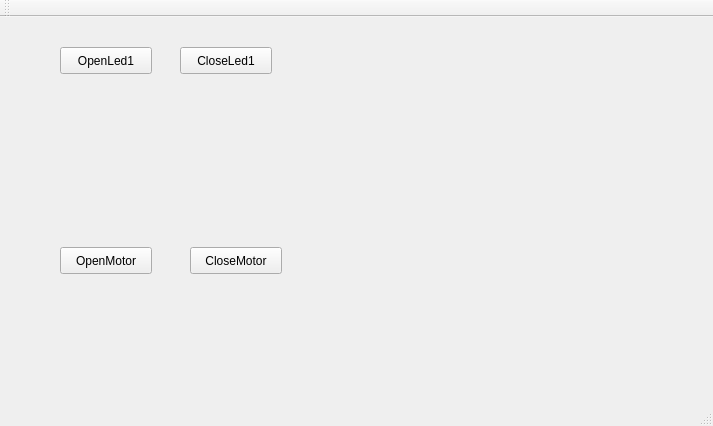
Gummary/IotVersion_1, file mainwindow.ui: the form before one commit.
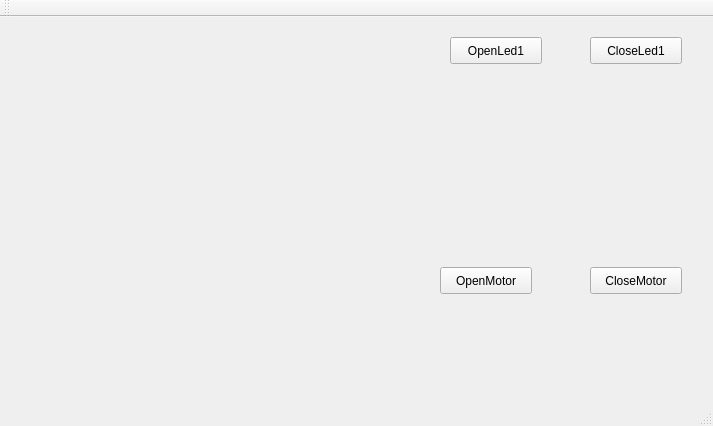
The form after the commit.

Commit message: add a simple clock

```diff
--- a/mainwindow.ui
+++ b/mainwindow.ui
@@ -17,8 +17,8 @@
    <widget class="QPushButton" name="OpenLed1">
     <property name="geometry">
      <rect>
-      <x>60</x>
-      <y>30</y>
+      <x>450</x>
+      <y>20</y>
       <width>92</width>
       <height>27</height>
      </rect>
@@ -30,8 +30,8 @@
    <widget class="QPushButton" name="OpenMotor">
     <property name="geometry">
      <rect>
-      <x>60</x>
-      <y>230</y>
+      <x>440</x>
+      <y>250</y>
       <width>92</width>
       <height>27</height>
      </rect>
@@ -43,8 +43,8 @@
    <widget class="QPushButton" name="CloseMotor">
     <property name="geometry">
      <rect>
-      <x>190</x>
-      <y>230</y>
+      <x>590</x>
+      <y>250</y>
       <width>92</width>
       <height>27</height>
      </rect>
@@ -56,8 +56,8 @@
    <widget class="QPushButton" name="CloseLed1">
     <property name="geometry">
      <rect>
-      <x>180</x>
-      <y>30</y>
+      <x>590</x>
+      <y>20</y>
       <width>92</width>
       <height>27</height>
      </rect>
@@ -66,6 +66,16 @@
      <string>CloseLed1</string>
     </property>
    </widget>
+   <widget class="QWidget" name="ClockWidget" native="true">
+    <property name="geometry">
+     <rect>
+      <x>20</x>
+      <y>10</y>
+      <width>411</width>
+      <height>341</height>
+     </rect>
+    </property>
+   </widget>
   </widget>
   <widget class="QMenuBar" name="menuBar">
    <property name="geometry">
```
The commit also changes 9 other files.
